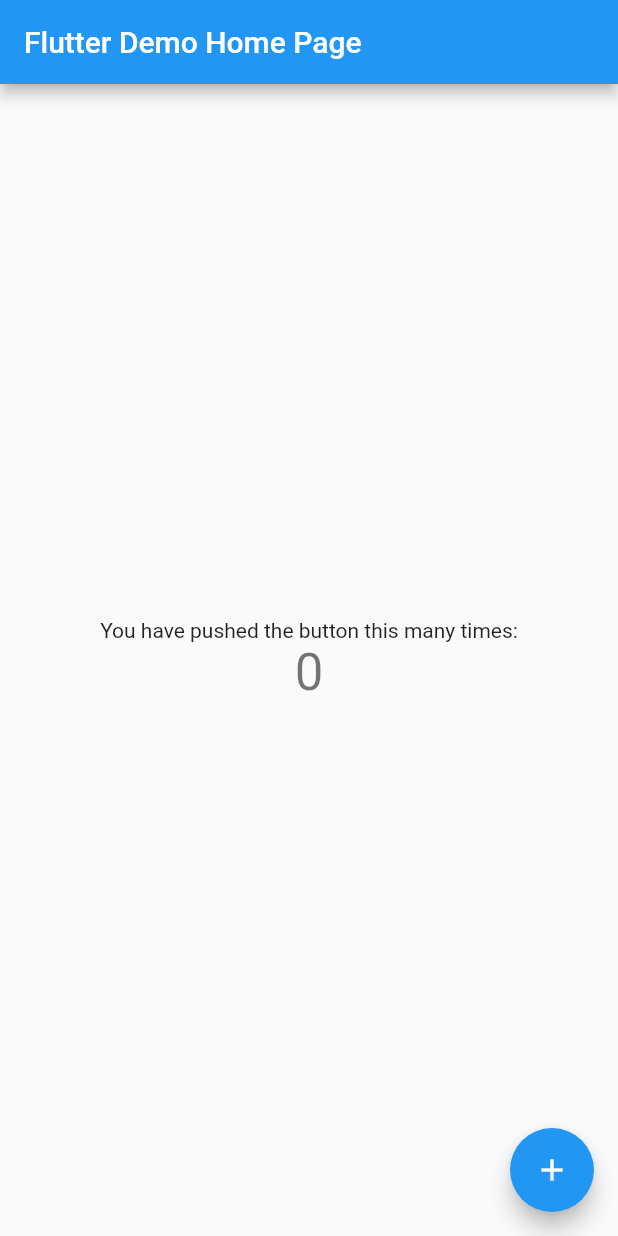
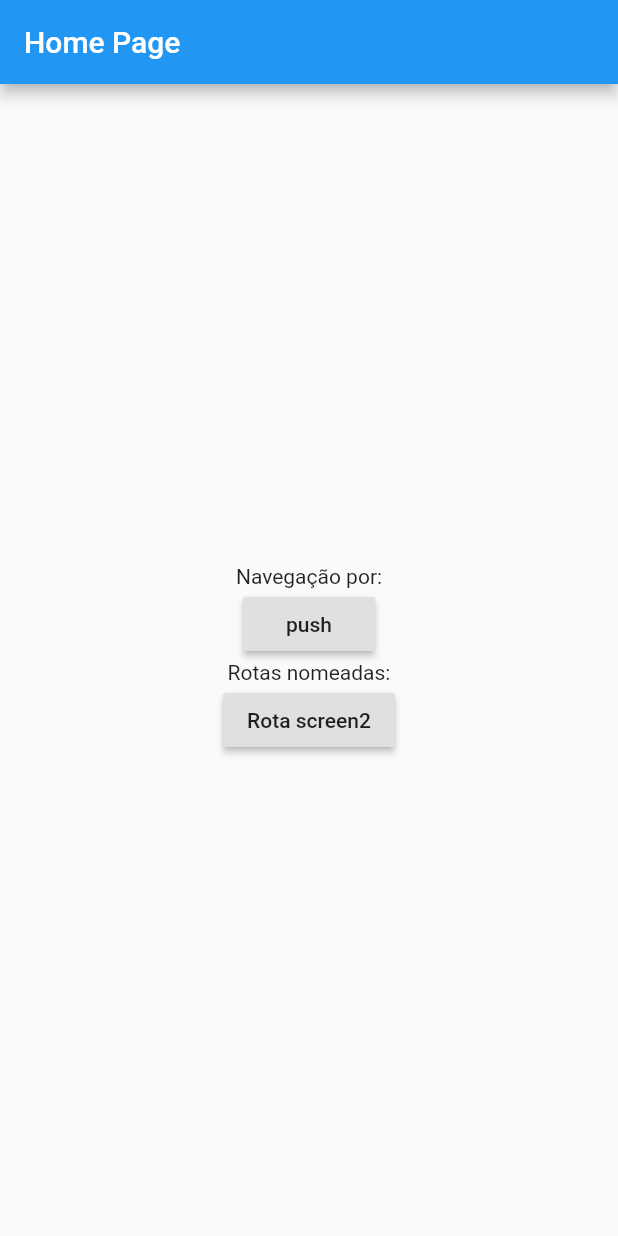
Before and after one commit to MatheusSchipper/navegador, a Flutter app: the screen it shows after launch, on a phone screen of 412 x 824 dp. Run offline on Flutter 3.47's test engine with Material 2 defaults, Android fonts, the phone set to English and light mode, and no system bars.

Commit message:
Aula 2 - Rotas nomeadas

```diff
--- a/lib/main.dart
+++ b/lib/main.dart
@@ -14,7 +14,16 @@
         primarySwatch: Colors.blue,
         visualDensity: VisualDensity.adaptivePlatformDensity,
       ),
-      home: MyHomePage(title: 'Flutter Demo Home Page'),
+      routes: {
+        "/": (context) => MyHomePage(
+              title: "Home Page",
+            ),
+        //Rotas podem ser declaradas na main ou em cada página
+        "/screen2": (context) => Screen2(),
+        //"/screen3": (context) => Screen3(),
+      },
+
+      // home: MyHomePage(title: 'Flutter Demo Home Page'),
     );
   }
 }
@@ -48,23 +57,30 @@
           mainAxisAlignment: MainAxisAlignment.center,
           children: <Widget>[
             Text(
-              'You have pushed the button this many times:',
+              'Navegação por:',
+            ),
+            RaisedButton(
+              child: Text('push'),
+              onPressed: () {
+                Navigator.push(context,
+                    CupertinoPageRoute(builder: (context) => Screen2()));
+              },
             ),
             Text(
-              '$_counter',
-              style: Theme.of(context).textTheme.headline4,
+              'Rotas nomeadas:',
+            ),
+            RaisedButton(
+              child: Text('Rota screen2'),
+              onPressed: () {
+                Navigator.pushNamed(
+                  context,
+                  "/screen2",
+                );
+              },
             ),
           ],
         ),
       ),
-      floatingActionButton: FloatingActionButton(
-        onPressed: () {
-          Navigator.push(
-              context, CupertinoPageRoute(builder: (context) => Screen2()));
-        },
-        tooltip: 'Increment',
-        child: Icon(Icons.add),
-      ), // This trailing comma makes auto-formatting nicer for build methods.
     );
   }
 }
@@ -96,7 +112,7 @@
               },
             ),
             RaisedButton(
-              child: Text('push'),
+              child: Text('push esperando parâmetro no retorno'),
               onPressed: () async {
                 final result = await Navigator.push(context,
                     CupertinoPageRoute(builder: (context) => Screen3()));
@@ -109,11 +125,33 @@
                       CloseButton(),
                     ],
                     elevation: 30,
-                    backgroundColor: Colors.white,
                     shape: RoundedRectangleBorder(),
                   ),
-                  barrierDismissible: false,//não deixa clicar fora do alert para dispensar.
+                  barrierDismissible:
+                      false, //não deixa clicar fora do alert para dispensar.
                 );
+              },
+            ),
+            Text('Rotas nomeadas durante a navegação'),
+            RaisedButton(
+              child: Text('Rota screen3'),
+              onPressed: () {
+                Navigator.push(
+                    context,
+                    CupertinoPageRoute(
+                        builder: (context) => Screen3(),
+                        settings: RouteSettings(name: "/screen3")));
+              },
+            ),
+            RaisedButton(
+              child: Text('Rota screen3 com args'),
+              onPressed: () {
+                Navigator.push(
+                    context,
+                    CupertinoPageRoute(
+                        builder: (context) => Screen3(),
+                        settings: RouteSettings(
+                            name: "/screen3", arguments: "argumento")));
               },
             ),
           ],
@@ -131,6 +169,10 @@
 class _Screen3State extends State<Screen3> {
   @override
   Widget build(BuildContext context) {
+    final settingsRoute = ModalRoute.of(context).settings;
+    print('Nome da rota: ${settingsRoute.name}\n' +
+          'Argumentos: ${settingsRoute.arguments}');
+
     return Scaffold(
       appBar: AppBar(
         title: Text("Tela 3"),
@@ -147,6 +189,13 @@
               onPressed: () {
                 Navigator.pop(context, "Parâmetro Result");
               },
+            ),
+
+            RaisedButton(
+              child: Text('popUntil'),
+              onPressed: () {
+                Navigator.popUntil(context, ModalRoute.withName("/"));
+              },
             )
           ],
         ),
```
